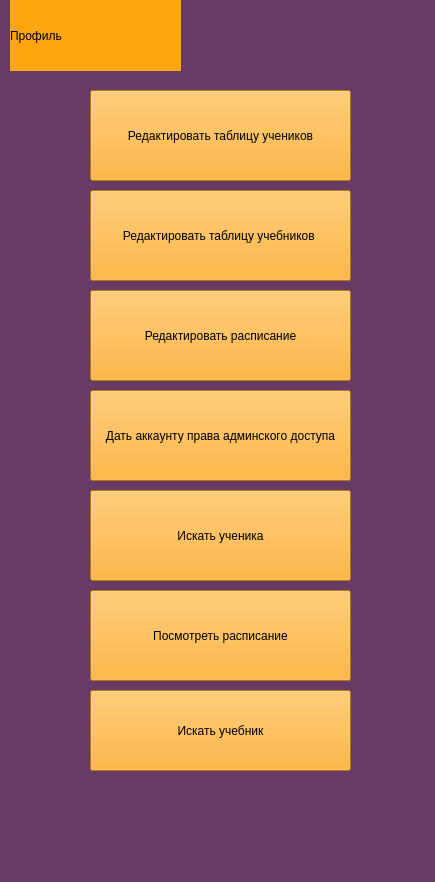
Before: the Qt Designer form data/main_admin.ui in geoiva05/clever_placing, drawn with Qt 5.
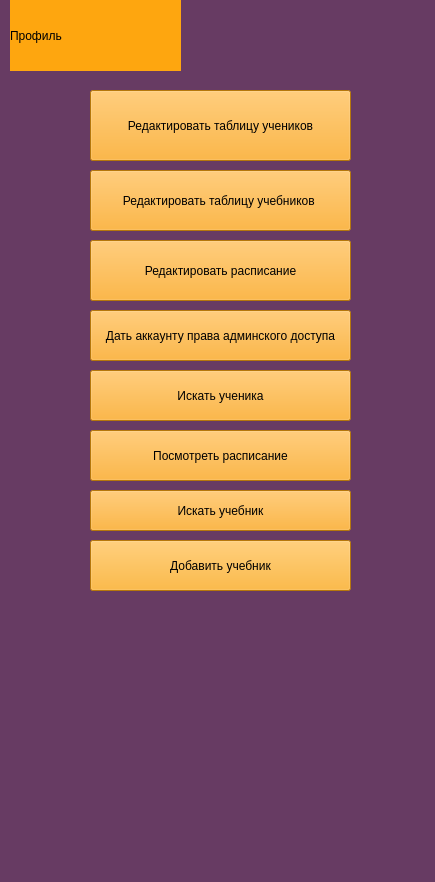
After: the same form once the commit is applied.

Commit message: second commit making design for admin finally added full structure of database

The edit to the form file:
```diff
--- a/data/main_admin.ui
+++ b/data/main_admin.ui
@@ -23,7 +23,7 @@
       <x>90</x>
       <y>90</y>
       <width>261</width>
-      <height>91</height>
+      <height>71</height>
      </rect>
     </property>
     <property name="styleSheet">
@@ -37,9 +37,9 @@
     <property name="geometry">
      <rect>
       <x>90</x>
-      <y>190</y>
+      <y>170</y>
       <width>261</width>
-      <height>91</height>
+      <height>61</height>
      </rect>
     </property>
     <property name="styleSheet">
@@ -53,9 +53,9 @@
     <property name="geometry">
      <rect>
       <x>90</x>
-      <y>290</y>
+      <y>240</y>
       <width>261</width>
-      <height>91</height>
+      <height>61</height>
      </rect>
     </property>
     <property name="styleSheet">
@@ -85,9 +85,9 @@
     <property name="geometry">
      <rect>
       <x>90</x>
-      <y>390</y>
+      <y>310</y>
       <width>261</width>
-      <height>91</height>
+      <height>51</height>
      </rect>
     </property>
     <property name="styleSheet">
@@ -101,9 +101,9 @@
     <property name="geometry">
      <rect>
       <x>90</x>
-      <y>490</y>
+      <y>370</y>
       <width>261</width>
-      <height>91</height>
+      <height>51</height>
      </rect>
     </property>
     <property name="styleSheet">
@@ -117,9 +117,9 @@
     <property name="geometry">
      <rect>
       <x>90</x>
-      <y>590</y>
+      <y>430</y>
       <width>261</width>
-      <height>91</height>
+      <height>51</height>
      </rect>
     </property>
     <property name="styleSheet">
@@ -133,9 +133,9 @@
     <property name="geometry">
      <rect>
       <x>90</x>
-      <y>690</y>
+      <y>490</y>
       <width>261</width>
-      <height>81</height>
+      <height>41</height>
      </rect>
     </property>
     <property name="styleSheet">
@@ -145,6 +145,22 @@
      <string>Искать учебник</string>
     </property>
    </widget>
+   <widget class="QPushButton" name="add_book">
+    <property name="geometry">
+     <rect>
+      <x>90</x>
+      <y>540</y>
+      <width>261</width>
+      <height>51</height>
+     </rect>
+    </property>
+    <property name="styleSheet">
+     <string notr="true">background-color: rgb(255, 167, 15);</string>
+    </property>
+    <property name="text">
+     <string>Добавить учебник</string>
+    </property>
+   </widget>
   </widget>
   <widget class="QMenuBar" name="menubar">
    <property name="geometry">
```
The commit also changes 11 other files.
